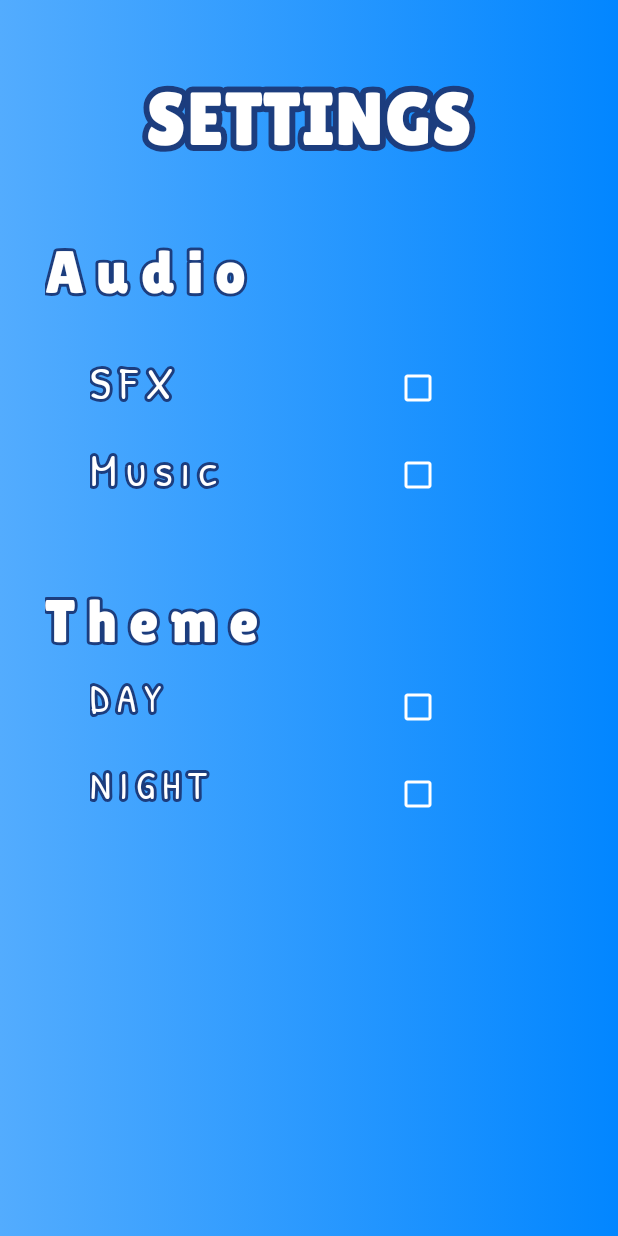
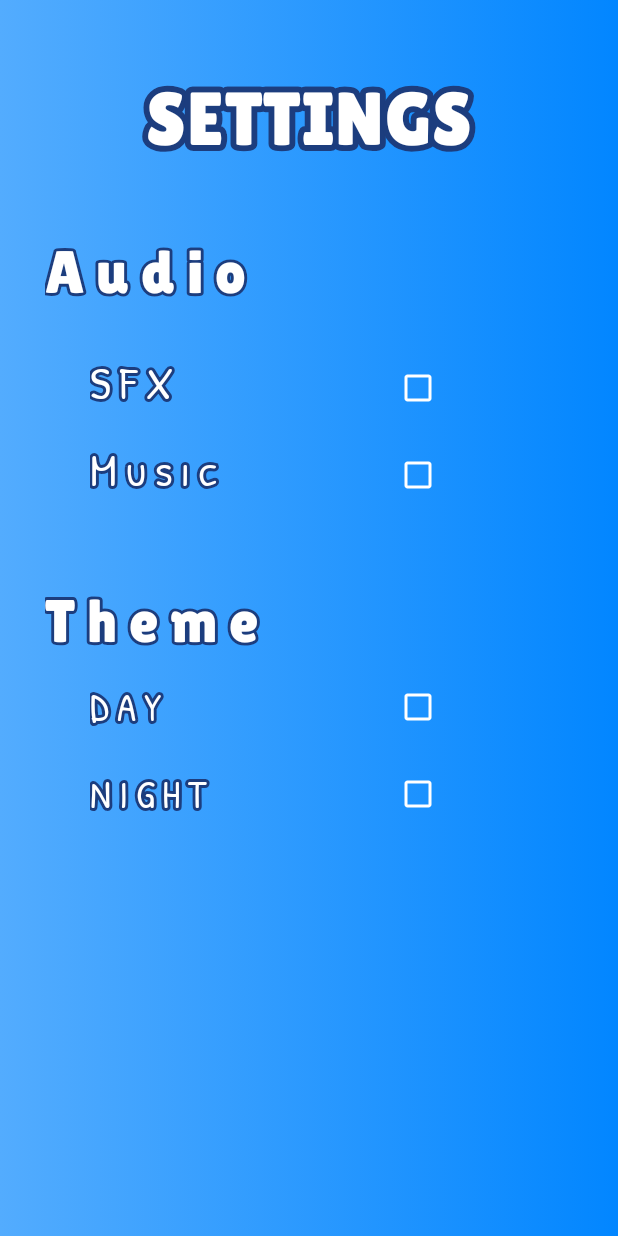
Before and after one commit to Scoopdiddy-whoop/MOBDEVE, an Android app: the layout settings.xml on its own in the app's theme, with its tools: preview values and no code run, on a phone screen of 412 x 824 dp. Run offline under Robolectric (Android 15) with nearby library versions, the phone set to English and light mode, and no system bars.

Commit message:
fixed text alignment

```diff
--- a/app/src/main/res/layout/settings.xml
+++ b/app/src/main/res/layout/settings.xml
@@ -171,8 +171,8 @@
             app:outlineColor="@color/head_blue"
             android:letterSpacing="0.2"
 
-            android:gravity="start"
-            android:layout_gravity="start"/>
+            android:gravity="center_vertical"
+            />
 
         <CheckBox
             android:id="@+id/cb_day"
@@ -212,7 +212,8 @@
             app:outlineColor="@color/head_blue"
             android:letterSpacing="0.2"
 
-            android:gravity="start" />
+            android:gravity="center_vertical"
+           />
 
         <CheckBox
             android:id="@+id/cb_night"
```
